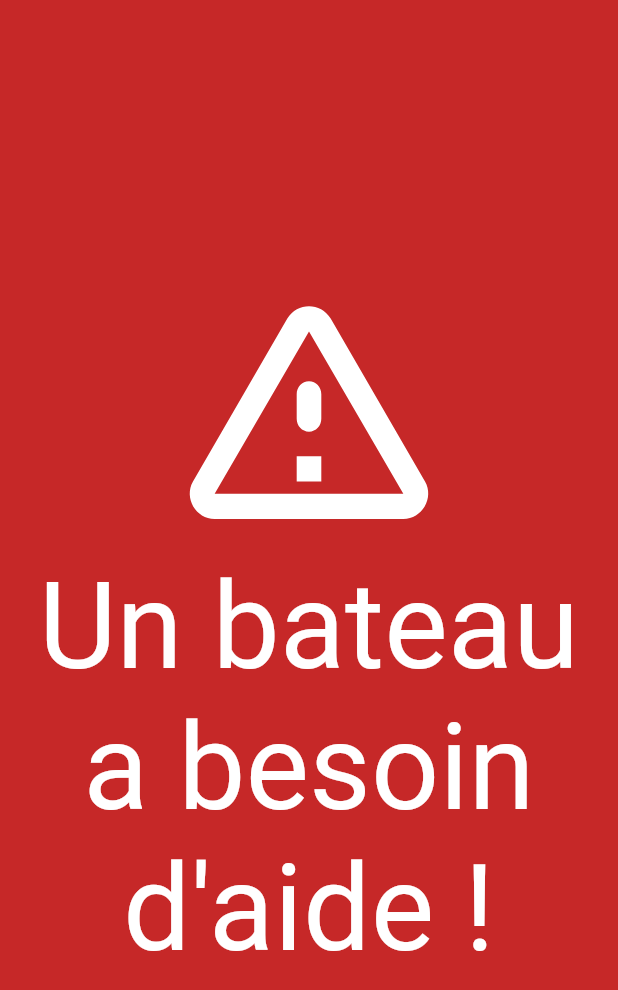
After one commit to alexroussel/SecuRow, a Flutter app: the screen it shows after launch, after a tap on the "notifications active" icon, on a phone screen of 412 x 824 dp. The commit adds this screen. Shown: the top 990 px of the screen. Run offline on Flutter 3.47's test engine with Material 2 defaults, Android fonts, the phone set to English and light mode, and no system bars; our stand-ins replace flutter_map, just_audio, latlong, vibration; missing offline and left inert: volume_control.

Commit message:
Add alerting

```diff
--- a/lib/main.dart
+++ b/lib/main.dart
@@ -2,30 +2,19 @@ import 'package:flutter/material.dart';
 import 'package:flutter_map/plugin_api.dart';
 import 'package:latlong/latlong.dart';
 
+import 'src/alert.dart';
+
 void main() {
-  runApp(MyApp());
+  runApp(SecurowApp());
 }
 
-class MyApp extends StatelessWidget {
-  // This widget is the root of your application.
+class SecurowApp extends StatelessWidget {
   @override
   Widget build(BuildContext context) {
     return MaterialApp(
-      title: 'Flutter Demo',
+      title: 'SecuRow',
       theme: ThemeData(
-        // This is the theme of your application.
-        //
-        // Try running your application with "flutter run". You'll see the
-        // application has a blue toolbar. Then, without quitting the app, try
-        // changing the primarySwatch below to Colors.green and then invoke
-        // "hot reload" (press "r" in the console where you ran "flutter run",
-        // or simply save your changes to "hot reload" in a Flutter IDE).
-        // Notice that the counter didn't reset back to zero; the application
-        // is not restarted.
         primarySwatch: Colors.deepPurple,
-        // This makes the visual density adapt to the platform that you run
-        // the app on. For desktop platforms, the controls will be smaller and
-        // closer together (more dense) than on mobile platforms.
         visualDensity: VisualDensity.adaptivePlatformDensity,
       ),
       home: MyHomePage(title: 'SecuRow le S'),
@@ -36,15 +25,6 @@ class MyApp extends StatelessWidget {
 class MyHomePage extends StatefulWidget {
   MyHomePage({Key key, this.title}) : super(key: key);
 
-  // This widget is the home page of your application. It is stateful, meaning
-  // that it has a State object (defined below) that contains fields that affect
-  // how it looks.
-
-  // This class is the configuration for the state. It holds the values (in this
-  // case the title) provided by the parent (in this case the App widget) and
-  // used by the build method of the State. Fields in a Widget subclass are
-  // always marked "final".
-
   final String title;
 
   @override
@@ -54,16 +34,8 @@ class MyHomePage extends StatefulWidget {
 class _MyHomePageState extends State<MyHomePage> {
   @override
   Widget build(BuildContext context) {
-    // This method is rerun every time setState is called, for instance as done
-    // by the _incrementCounter method above.
-    //
-    // The Flutter framework has been optimized to make rerunning build methods
-    // fast, so that you can just rebuild anything that needs updating rather
-    // than having to individually change instances of widgets.
     return Scaffold(
       appBar: AppBar(
-        // Here we take the value from the MyHomePage object that was created by
-        // the App.build method, and use it to set our appbar title.
         title: Text(widget.title),
       ),
       body: FlutterMap(
@@ -96,7 +68,13 @@ class _MyHomePageState extends State<MyHomePage> {
           ),
         ],
       ),
-      // This trailing comma makes auto-formatting nicer for build methods.
+      floatingActionButton: FloatingActionButton(
+        onPressed: () {
+          Navigator.push(
+              context, MaterialPageRoute(builder: (context) => AlertPage()));
+        },
+        child: Icon(Icons.notifications_active),
+      ),
     );
   }
 }
--- /dev/null
+++ b/lib/src/alert.dart
@@ -0,0 +1,58 @@
+import 'package:flutter/material.dart';
+import 'package:just_audio/just_audio.dart';
+import 'package:volume_control/volume_control.dart';
+import 'package:vibration/vibration.dart';
+
+class AlertPage extends StatefulWidget {
+  // AlertPage({Key key, this.title}) : super(key: key);
+
+  // final String title;
+  final player = AudioPlayer();
+
+  @override
+  _AlertPageState createState() => _AlertPageState();
+}
+
+class _AlertPageState extends State<AlertPage> {
+  _backToMap() {
+    widget.player.stop();
+    Vibration.cancel();
+    Navigator.pop(context);
+  }
+
+  @override
+  Widget build(BuildContext context) {
+    Vibration.vibrate(pattern: [250, 1000], repeat: 1);
+    // VolumeControl.setVolume(1);
+    widget.player.setAsset('assets/sounds/alarm.mp3');
+    widget.player.setLoopMode(LoopMode.one);
+    widget.player.play();
+
+    return WillPopScope(
+      onWillPop: () => _backToMap(),
+      child: Scaffold(
+        backgroundColor: Colors.red[800],
+        body: GestureDetector(
+          onTap: () => _backToMap(),
+          child: Center(
+            child: Column(
+              mainAxisAlignment: MainAxisAlignment.center,
+              children: <Widget>[
+                Icon(
+                  Icons.warning_amber_rounded,
+                  color: Colors.white,
+                  size: 200,
+                ),
+                Text(
+                  'Un bateau a besoin d\'aide !',
+                  textAlign: TextAlign.center,
+                  style: TextStyle(color: Colors.white, fontSize: 80),
+                ),
+              ],
+            ),
+          ),
+        ),
+      ),
+    );
+  }
+}
```
Also changed, not shown: pubspec.yaml (+5 -4 lines), pubspec.lock, 3 other files.
